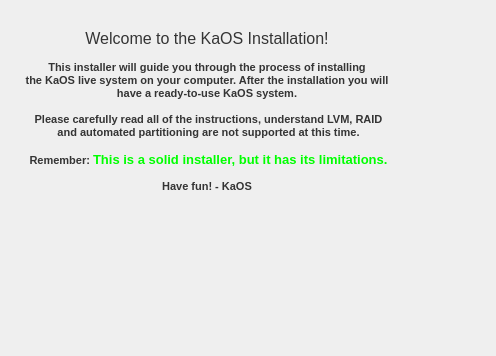
abveritas/installer, file ui/pages/intro.ui: the form before one commit; both pictures show x 82 to 578 and y 164 to 520 of the 578 by 520 pixel window.
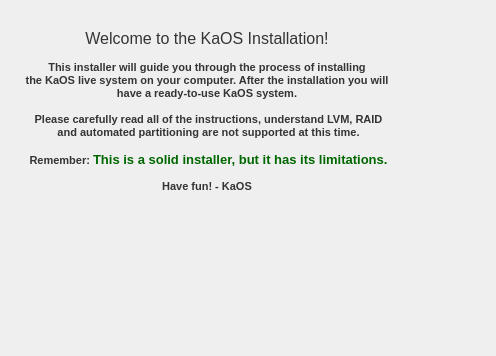
The form after the commit. Icons and pictures are not drawn.

Commit message: adding own contrasting avatar, intro ui darker green, avatardialog background visible, trial to remove autologin for all users

```diff
--- a/ui/pages/intro.ui
+++ b/ui/pages/intro.ui
@@ -101,7 +101,7 @@
 &lt;p align=&quot;center&quot; style=&quot; margin-top:0px; margin-bottom:0px; margin-left:0px; margin-right:0px; -qt-block-indent:0; text-indent:0px;&quot;&gt;&lt;span style=&quot; font-family:'Bitstream Vera Sans'; font-size:8pt; font-weight:536; color:#343434;&quot;&gt; Please carefully read all of the instructions, understand LVM, RAID&lt;/span&gt;&lt;/p&gt;
 &lt;p align=&quot;center&quot; style=&quot; margin-top:0px; margin-bottom:0px; margin-left:0px; margin-right:0px; -qt-block-indent:0; text-indent:0px;&quot;&gt;&lt;span style=&quot; font-family:'Bitstream Vera Sans'; font-size:8pt; font-weight:536; color:#343434;&quot;&gt; and automated partitioning are not supported at this time.&lt;/span&gt;&lt;/p&gt;
 &lt;p align=&quot;center&quot; style=&quot;-qt-paragraph-type:empty; margin-top:0px; margin-bottom:0px; margin-left:0px; margin-right:0px; -qt-block-indent:0; text-indent:0px; font-family:'Bitstream Vera Sans'; font-size:8pt; color:#343434;&quot;&gt;&lt;/p&gt;
-&lt;p align=&quot;center&quot; style=&quot; margin-top:0px; margin-bottom:0px; margin-left:0px; margin-right:0px; -qt-block-indent:0; text-indent:0px;&quot;&gt;&lt;span style=&quot; font-family:'Bitstream Vera Sans'; font-size:8pt; font-weight:536; color:#343434;&quot;&gt; Remember:&lt;/span&gt;&lt;span style=&quot; font-family:'Bitstream Vera Sans'; font-size:8pt; font-weight:536;&quot;&gt; &lt;/span&gt;&lt;span style=&quot; font-family:'Bitstream Vera Sans'; font-size:10pt; font-weight:536; color:#00ff00;&quot;&gt;This is a solid installer, but it has its limitations.&lt;/span&gt;&lt;/p&gt;
+&lt;p align=&quot;center&quot; style=&quot; margin-top:0px; margin-bottom:0px; margin-left:0px; margin-right:0px; -qt-block-indent:0; text-indent:0px;&quot;&gt;&lt;span style=&quot; font-family:'Bitstream Vera Sans'; font-size:8pt; font-weight:536; color:#343434;&quot;&gt; Remember:&lt;/span&gt;&lt;span style=&quot; font-family:'Bitstream Vera Sans'; font-size:8pt; font-weight:536;&quot;&gt; &lt;/span&gt;&lt;span style=&quot; font-family:'Bitstream Vera Sans'; font-size:10pt; font-weight:536; color:#006700;&quot;&gt;This is a solid installer, but it has its limitations.&lt;/span&gt;&lt;/p&gt;
 &lt;p align=&quot;center&quot; style=&quot;-qt-paragraph-type:empty; margin-top:0px; margin-bottom:0px; margin-left:0px; margin-right:0px; -qt-block-indent:0; text-indent:0px; font-family:'Bitstream Vera Sans'; font-size:8pt; font-weight:536; color:#ff0000;&quot;&gt;&lt;/p&gt;
 &lt;p align=&quot;center&quot; style=&quot; margin-top:0px; margin-bottom:0px; margin-left:0px; margin-right:0px; -qt-block-indent:0; text-indent:0px;&quot;&gt;&lt;span style=&quot; font-family:'Bitstream Vera Sans'; font-size:8pt; font-weight:536; color:#343434;&quot;&gt;Have fun! - KaOS&lt;/span&gt;&lt;/p&gt;&lt;/body&gt;&lt;/html&gt;</string>
      </property>
```
The commit also changes 3 other files.
